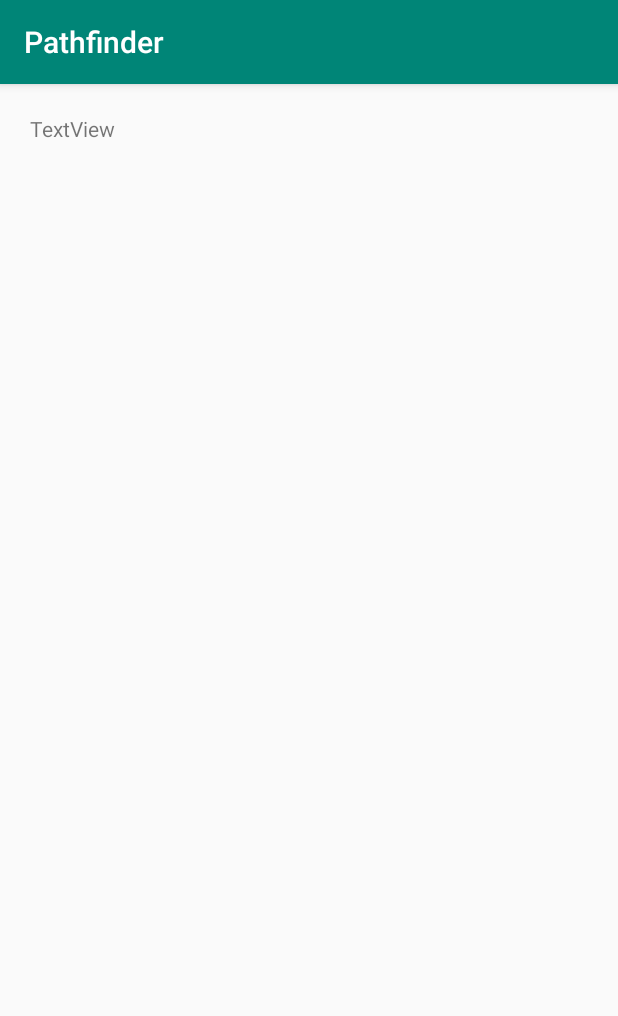
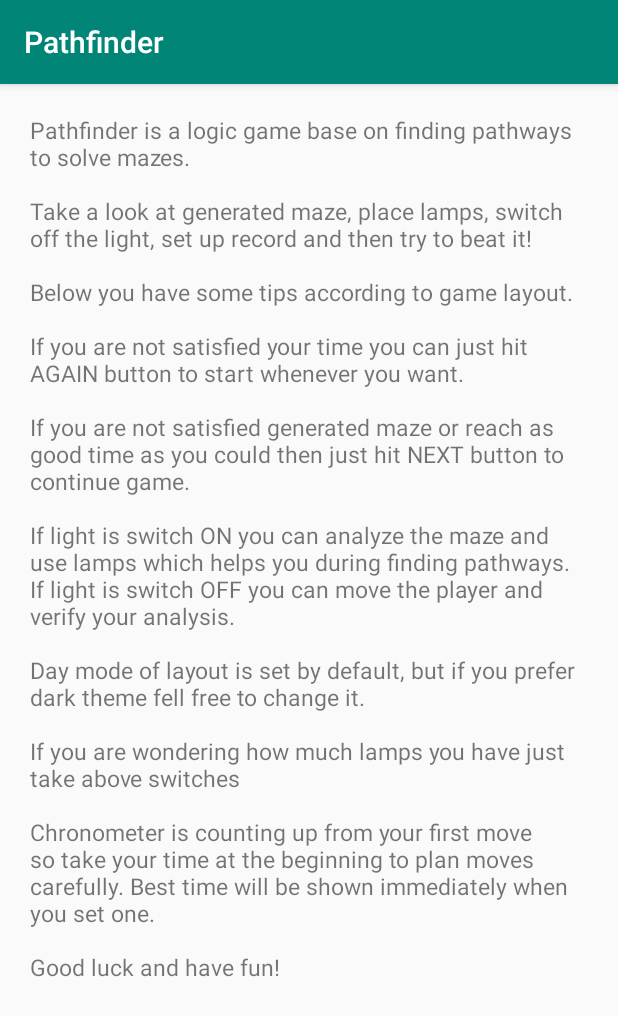
Before and after one commit to jszadab/MazeGame2, an Android app: the ManualActivity screen opened directly, with no data from a screen before it, on a phone screen of 412 x 824 dp. Shown: the top 1016 px of the screen. Run offline under Robolectric (Android 15) with nearby library versions, the phone set to English and light mode, and no system bars.

Commit message:
Manual done.

```diff
--- a/app/src/main/java/com/github/jszadab/Pathfinder/ManualActivity.java
+++ b/app/src/main/java/com/github/jszadab/Pathfinder/ManualActivity.java
@@ -2,11 +2,14 @@ package com.github.jszadab.Pathfinder;
 
 import android.support.v7.app.AppCompatActivity;
 import android.os.Bundle;
+import android.widget.TextView;
 
 /**
  * Class which is responsible for manual screen of Pathfinder app
  */
 public class ManualActivity extends AppCompatActivity {
+
+    private TextView manualView;
 
     /**
      * Class constructor which "find" all current layout elements
@@ -16,5 +19,43 @@ public class ManualActivity extends AppCompatActivity {
     protected void onCreate(Bundle savedInstanceState) {
         super.onCreate(savedInstanceState);
         setContentView(R.layout.activity_manual);
+
+        manualView = findViewById(R.id.textView);
+        manualView.setText(setManualText());
+    }
+
+    private String setManualText() {
+
+        String overallInfo = "Pathfinder is a logic game base on finding pathways to solve mazes.\n\n" +
+                "Take a look at generated maze, place lamps, switch off the light, set up record " +
+                "and then try to beat it! \n\n" +
+                "Below you have some tips according to game layout.\n\n";
+
+        String againBtnInfo = "If you are not satisfied your time you can just hit AGAIN button to start " +
+                "whenever you want. \n\n";
+
+        String nextBtnInfo = "If you are not satisfied generated maze or reach as good time as you could " +
+                "then just hit NEXT button to continue game. \n\n";
+
+        String lightSwInfo = "If light is switch ON you can analyze the maze and use lamps which helps you " +
+                "during finding pathways. \n" +
+                "If light is switch OFF you can move the player and verify your analysis. \n\n";
+
+        String modeSwInfo = "Day mode of layout is set by default, but if you prefer dark theme fell free " +
+                "to change it. \n\n";
+
+        String lampsNumberInfo = "If you are wondering how much lamps you have just take above switches \n\n";
+
+        String bestTimeAreaInfo = "Chronometer is counting up from your first move so take your time " +
+                "at the beginning to plan moves carefully. Best time will be shown immediately when you set one.\n\n";
+
+        String goodLuckWishes = "Good luck and have fun! \n\n";
+
+        String manualTextValue = overallInfo + againBtnInfo + nextBtnInfo + lightSwInfo + modeSwInfo + lampsNumberInfo
+        + bestTimeAreaInfo + goodLuckWishes;
+
+        return manualTextValue;
+
+
     }
 }
--- a/app/src/main/res/layout/activity_game.xml
+++ b/app/src/main/res/layout/activity_game.xml
@@ -123,7 +123,8 @@
                             android:onClick="onClickBtnAgain"
                             android:paddingLeft="10sp"
                             android:paddingRight="10sp"
-                            android:text="Again" />
+                            android:text="Again"
+                            android:textSize="15sp" />
 
                         <Button
                             android:id="@+id/btnNext"
@@ -133,7 +134,8 @@
                             android:onClick="onClickBtnNext"
                             android:paddingLeft="10sp"
                             android:paddingRight="10sp"
-                            android:text="Next" />
+                            android:text="Next"
+                            android:textSize="15sp" />
 
                     </LinearLayout>
 
--- a/app/src/main/res/layout/activity_manual.xml
+++ b/app/src/main/res/layout/activity_manual.xml
@@ -1,5 +1,5 @@
 <?xml version="1.0" encoding="utf-8"?>
-<android.support.constraint.ConstraintLayout xmlns:android="http://schemas.android.com/apk/res/android"
+<RelativeLayout xmlns:android="http://schemas.android.com/apk/res/android"
     xmlns:app="http://schemas.android.com/apk/res-auto"
     xmlns:tools="http://schemas.android.com/tools"
     android:layout_width="match_parent"
@@ -8,10 +8,9 @@
 
     <TextView
         android:id="@+id/textView"
-        android:layout_width="395dp"
-        android:layout_height="587dp"
+        android:layout_width="match_parent"
+        android:layout_height="match_parent"
         android:padding="20sp"
         android:text="TextView"
-        tools:layout_editor_absoluteX="8dp"
-        tools:layout_editor_absoluteY="8dp" />
-</android.support.constraint.ConstraintLayout>
+        android:textSize="15sp" />
+</RelativeLayout>
```
